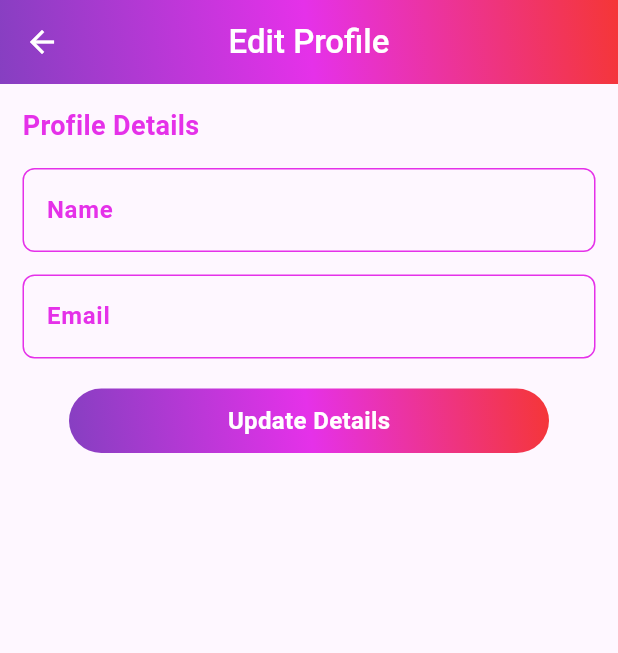
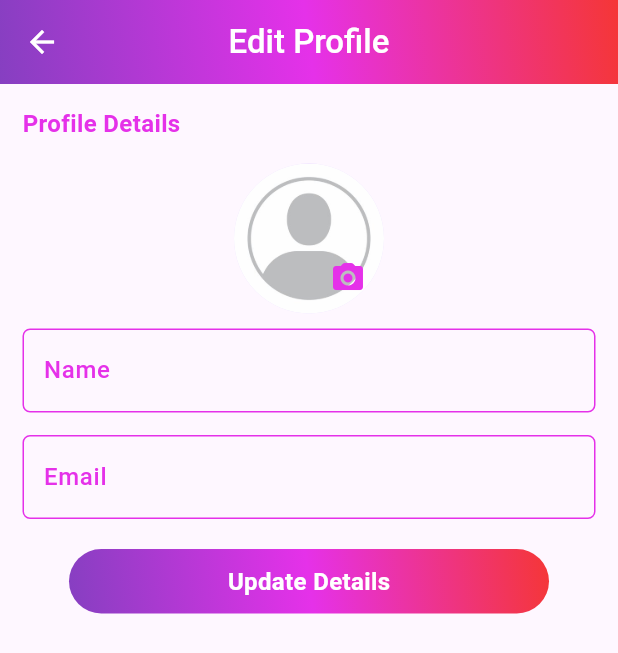
Before and after one commit to ammardev99/Skills_Rewards_App, a Flutter app: the screen it shows after launch, item 4 of the bottom bar chosen, after a tap on "Student Name", on a phone screen of 412 x 824 dp. Shown: the top 653 px of the screen. Run offline on Flutter 3.47's test engine with Material 3 defaults, Android fonts, the phone set to English and light mode, and no system bars; our stand-ins replace carousel_slider, curved_navigation_bar, image_picker, smooth_page_indicator, youtube_player_flutter.

Commit message:
first commit app ui

```diff
--- a/lib/Screens/components/assets.dart
+++ b/lib/Screens/components/assets.dart
@@ -1,4 +1,3 @@
-
 import 'package:flutter/material.dart';
 
 Color primaryColor = const Color(0xFF863FC1);
@@ -11,7 +10,9 @@ primaryColorBtn() {
   );
 }
 
-Widget heading1(String txt,   Color color,
+Widget heading1(
+  String txt,
+  Color color,
 ) {
   return Text(
     txt,
@@ -39,23 +40,27 @@ Widget subHeading(
   );
 }
 
-
 InputDecoration inputStyle(String label, String hint) {
   return InputDecoration(
       labelText: label,
-    labelStyle: TextStyle(fontWeight: FontWeight.bold, color: secondaryColor),
       hintText: hint,
+      alignLabelWithHint: true,
+      labelStyle: TextStyle(fontWeight: FontWeight.w500, color: secondaryColor),
+      contentPadding: const EdgeInsets.symmetric(vertical: 16, horizontal: 10),
       border: OutlineInputBorder(
-      borderRadius: BorderRadius.circular(8),
+        borderRadius: BorderRadius.circular(5),
+        borderSide: BorderSide(color: secondaryColor),
       ),
       focusedBorder: OutlineInputBorder(
-        borderRadius: BorderRadius.circular(8),
+          borderRadius: BorderRadius.circular(5),
           borderSide: BorderSide(color: primaryColor)),
       enabledBorder: OutlineInputBorder(
-      borderRadius: BorderRadius.circular(8),
+        borderRadius: BorderRadius.circular(5),
         borderSide: BorderSide(color: secondaryColor),
       ),
       focusColor: secondaryColor,
       hoverColor: secondaryColor,
-  );
+      errorBorder: const OutlineInputBorder(
+        borderSide: BorderSide(color: Colors.red),
+      ));
 }
--- a/lib/Screens/edit_profile.dart
+++ b/lib/Screens/edit_profile.dart
@@ -1,7 +1,8 @@
-
+// import 'package:flutter/cupertino.dart';
 import 'package:flutter/material.dart';
 import 'package:skills_rewards/Screens/components/assets.dart';
 import 'package:skills_rewards/Screens/components/widgets.dart';
+import 'package:image_picker/image_picker.dart';
 
 class EditProfile extends StatefulWidget {
   const EditProfile({super.key});
@@ -13,8 +14,18 @@ class EditProfile extends StatefulWidget {
 final _formkey = GlobalKey<FormState>();
 
 class _EditProfileState extends State<EditProfile> {
+  final TextEditingController _emailI = TextEditingController();
   final TextEditingController _nameI = TextEditingController();
-  final TextEditingController _emailI = TextEditingController();
+  XFile? _imageFile;
+  final ImagePicker _picker = ImagePicker();
+
+  void takePhoto(ImageSource source) async {
+    final pickedFile = await _picker.pickImage(source: source);
+    setState(() {
+      _imageFile = pickedFile;
+    });
+  }
+
   @override
   Widget build(BuildContext context) {
     return Scaffold(
@@ -38,8 +49,30 @@ class _EditProfileState extends State<EditProfile> {
                     children: [
                       Align(
                           alignment: Alignment.topLeft,
-                          child: heading1("Profile Details", secondaryColor)),
+                          child: heading("Profile Details", secondaryColor)),
                       sizeBox(0, 15),
+                      Stack(
+                        children: [
+                          const CircleAvatar(
+                            backgroundImage:
+                                AssetImage('assets/images/profile.jpg'),
+                            maxRadius: 50,
+                          ),
+                          Positioned(
+                              bottom: 0,
+                              right: 0,
+                              child: IconButton(
+                                  onPressed: () {
+                                    showModalBottomSheet(
+                                        context: context,
+                                        builder: (context) => cameraOption());
+                                    // print(_imageFile);
+                                  },
+                                  icon: Icon(Icons.camera_alt_rounded,
+                                      color: secondaryColor)))
+                        ],
+                      ),
+                      sizeBox(0, 10),
                       TextFormField(
                         controller: _nameI,
                         decoration: inputStyle('Name', 'Enter Your Name'),
@@ -66,20 +99,19 @@ class _EditProfileState extends State<EditProfile> {
                       InkWell(
                         child: Container(
                             width: 320,
-                          padding: const EdgeInsets.symmetric(horizontal: 50, vertical: 10),
+                            padding: const EdgeInsets.symmetric(
+                                horizontal: 50, vertical: 10),
                             decoration: BoxDecoration(
                                 borderRadius: BorderRadius.circular(100),
-                            gradient: myGradient()
-                          ),
-                          child: Center(child: heading("Update Details", Colors.white))
-                          ),
-                        onTap: (){
+                                gradient: myGradient()),
+                            child: Center(
+                                child:
+                                    heading("Update Details", Colors.white))),
+                        onTap: () {
                           if (_formkey.currentState!.validate()) {
-                              ScaffoldMessenger.of(context)
-                                  .showSnackBar(SnackBar(
+                            ScaffoldMessenger.of(context).showSnackBar(SnackBar(
                               content: Container(
-                                  margin:
-                                      const EdgeInsets.symmetric(vertical: 5),
+                                margin: const EdgeInsets.symmetric(vertical: 5),
                                 decoration: BoxDecoration(
                                   color: Colors.white,
                                   border: Border.all(
@@ -92,7 +124,8 @@ class _EditProfileState extends State<EditProfile> {
                                     style: const TextStyle(
                                         fontWeight: FontWeight.w600),
                                   ),
-                                    subtitle: Text(_emailI.text),
+                                  subtitle: Text(
+                                      _emailI.text + _imageFile.toString()),
                                   trailing: const Icon(
                                     Icons.check_circle_outline_rounded,
                                     color: Color(0xFFE531E9),
@@ -104,49 +137,42 @@ class _EditProfileState extends State<EditProfile> {
                         },
                       ),
 
-
-
-                      // ElevatedButton(
-                      //     style: const ButtonStyle(
-                      //         backgroundColor:
-                      //             MaterialStatePropertyAll(Color(0xFFE531E9))),
-                      //     onPressed: () {
-                      //       if (_formkey.currentState!.validate()) {
-                      //         ScaffoldMessenger.of(context)
-                      //             .showSnackBar(SnackBar(
-                      //           content: Container(
-                      //             margin:
-                      //                 const EdgeInsets.symmetric(vertical: 5),
-                      //             decoration: BoxDecoration(
-                      //               color: Colors.white,
-                      //               border: Border.all(
-                      //                   width: 1, color: Colors.black12),
-                      //               borderRadius: BorderRadius.circular(8),
-                      //             ),
-                      //             child: ListTile(
-                      //               title: Text(
-                      //                 _nameI.text,
-                      //                 style: const TextStyle(
-                      //                     fontWeight: FontWeight.w600),
-                      //               ),
-                      //               subtitle: Text(_emailI.text),
-                      //               trailing: const Icon(
-                      //                 Icons.check_circle_outline_rounded,
-                      //                 color: Color(0xFFE531E9),
-                      //               ),
-                      //             ),
-                      //           ),
-                      //         ));
-                      //       }
-                      //     },
-                      //     child: const Text(
-                      //       "Update",
-                      //       style: TextStyle(color: Colors.white),
-                      //     )),
                     ],
                   ),
                 ))
           ],
         ));
   }
+
+  Widget cameraOption() {
+    return Container(
+      margin: const EdgeInsets.all(8),
+      height: 100,
+      width: MediaQuery.of(context).size.width,
+      child: Column(
+        children: [
+          sizeBox(0, 10),
+          heading("Choose Profile Photo", secondaryColor),
+          sizeBox(0, 10),
+          Row(
+            mainAxisAlignment: MainAxisAlignment.spaceEvenly,
+            children: [
+              IconButton(
+                onPressed: () {
+                  takePhoto(ImageSource.camera);
+                },
+                icon: const Icon(Icons.camera_alt_rounded),
+              ),
+              IconButton(
+                onPressed: () {
+                  takePhoto(ImageSource.gallery);
+                },
+                icon: const Icon(Icons.file_present_rounded),
+              ),
+            ],
+          )
+        ],
+      ),
+    );
   }
+}
--- a/lib/Screens/explore.dart
+++ b/lib/Screens/explore.dart
@@ -6,18 +6,12 @@ import 'package:smooth_page_indicator/smooth_page_indicator.dart';
 
 class Explore extends StatefulWidget {
   const Explore({super.key});
+
   @override
   State<Explore> createState() => _ExploreState();
 }
 
 class _ExploreState extends State<Explore> {
-  int currentIndex = 0;
-  final sliderImages = [
-    Image.asset('assets/images/banner.png'),
-    Image.asset('assets/images/card.jpg'),
-    Image.asset('assets/images/banner.png'),
-    Image.asset('assets/images/card.jpg'),
-  ];
   final List<String> coursesName = [
     'Web Development',
     'App Development',
@@ -27,7 +21,20 @@ class _ExploreState extends State<Explore> {
     'C++ Programming'
   ];
 
+  int currentIndex = 0;
+  final sliderImages = [
+    Image.asset('assets/images/banner1.png'),
+    Image.asset('assets/images/banner2.png'),
+    Image.asset('assets/images/banner3.png'),
+    Image.asset('assets/images/banner4.png'),
+    Image.asset('assets/images/banner5.png'),
+    Image.asset('assets/images/banner6.png'),
+    Image.asset('assets/images/banner7.png'),
+    Image.asset('assets/images/banner8.png'),
+  ];
+
   int sliderIndex = 0;
+
   @override
   Widget build(BuildContext context) {
     return Scaffold(
@@ -42,15 +49,21 @@ class _ExploreState extends State<Explore> {
               width: MediaQuery.of(context).size.width,
               decoration: BoxDecoration(
                 gradient: myGradient(),
+                boxShadow: const [
+                  BoxShadow(
+                    color: Colors.black45,
+                    blurRadius: 5,
+                    spreadRadius: 3,
+                  ),
+                ],
               ),
               child: Column(
                 children: [
                   CarouselSlider(
                     items: sliderImages,
                     options: CarouselOptions(
-                      height: 180,
-                      // autoPlayCurve: Curves.fastOutSlowIn,
-                      autoPlayInterval: const Duration(seconds: 2),
+                      height: 160,
+                      autoPlayInterval: const Duration(seconds: 4),
                       autoPlayCurve: Curves.easeInOutCirc,
                       enlargeCenterPage: true,
                       autoPlay: true,
@@ -62,15 +75,13 @@ class _ExploreState extends State<Explore> {
                       },
                     ),
                   ),
-                  sizeBox(0, 10),
+                  sizeBox(0, 5),
                   AnimatedSmoothIndicator(
                     activeIndex: sliderIndex,
                     count: sliderImages.length,
                     effect: const WormEffect(
                       dotHeight: 10,
                       dotWidth: 10,
-                      // spacing: 10,
-                      // paintStyle: PaintingStyle.fill,
                       dotColor: Colors.white24,
                       activeDotColor: Colors.white54,
                     ),
@@ -99,14 +110,9 @@ class _ExploreState extends State<Explore> {
             courseCard(coursesName[4], "assets/course_images/wordpress.png",
                 context, const CourseIntro()),
             sizeBox(0, 8),
-            courseCard("Flutter", "assets/course_images/c++.png", context,
-                const CourseIntro()),
-            sizeBox(0, 8),
             courseCard(coursesName[5], "assets/course_images/c++.png", context,
                 const CourseIntro()),
-            sizeBox(0, 8),
-            courseCard(coursesName[5], "assets/course_images/c++.png", context,
-                const CourseIntro()),
+            sizeBox(0, 70),
           ],
         ),
       ),
@@ -140,5 +146,4 @@ class _ExploreState extends State<Explore> {
               //       ],
               //     ),
               // child: const Text("data")
-
               // )
--- a/lib/Screens/learning/learning.dart
+++ b/lib/Screens/learning/learning.dart
@@ -91,7 +91,7 @@ class _LearningState extends State<Learning> {
 
               sizeBox(0, 10),
 
-              courseCard("Web Development", "/assets/course_images/web.png",
+              courseCard("Web Development", "assets/course_images/web.png",
                   context, const CourseModules())
             ],
           )),
--- a/lib/Screens/profile.dart
+++ b/lib/Screens/profile.dart
@@ -1,6 +1,5 @@
 import 'package:flutter/material.dart';
 import 'package:skills_rewards/Screens/admin/add_course.dart';
-import 'package:skills_rewards/Screens/components/assets.dart';
 import 'package:skills_rewards/Screens/components/widgets.dart';
 import 'package:skills_rewards/Screens/edit_profile.dart';
 import 'package:skills_rewards/Screens/socail_media.dart';
@@ -48,33 +47,35 @@ class Profile extends StatelessWidget {
                   ),
                   onTap: () {
                     Navigator.push(
-          context, MaterialPageRoute(builder: (context) => const EditProfile()));
+                        context,
+                        MaterialPageRoute(
+                            builder: (context) => const EditProfile()));
 
                     // EditProfile();
                   },
                 ),
               ),
             )),
-        menuOption(
-          const Icon(Icons.favorite_border_rounded),
-          'My Favorite',
-          context,
-        ),
-        menuOption(
-          const Icon(Icons.assignment_outlined),
-          'CV | Resume',
-          context,
-        ),
+        // menuOption(
+        //   const Icon(Icons.favorite_border_rounded),
+        //   'My Favorite',
+        //   context,
+        // ),
+        // menuOption(
+        //   const Icon(Icons.assignment_outlined),
+        //   'CV | Resume',
+        //   context,
+        // ),
         menuOption(
           const Icon(Icons.card_giftcard_rounded),
           'Donate',
           context,
         ),
-        menuOption(
-          const Icon(Icons.history),
-          'History',
-          context,
-        ),
+        // menuOption(
+        //   const Icon(Icons.history),
+        //   'History',
+        //   context,
+        // ),
         menuOption(
           const Icon(Icons.support_agent_rounded),
           'Help',
@@ -86,14 +87,13 @@ class Profile extends StatelessWidget {
           context,
         ),
         menuOption(
-            Icon(
+            const Icon(
               Icons.account_tree_outlined,
-              color: secondaryColor,
             ),
             'Community',
             context,
             const SocailMedia()),
-        menuOption(Icon(Icons.bookmark_add_outlined, color: secondaryColor),
+        menuOption(const Icon(Icons.bookmark_add_outlined),
             'Add Course', context, const AddCourse()),
         menuOption(
           const Icon(Icons.logout),
```
Also changed, not shown: lib/Screens/admin/add_course.dart (+101 -34 lines), pubspec.yaml (+11 -13 lines), assets/images/banner1.png (added), assets/images/banner2.png (added), assets/images/banner3.png (added), assets/images/banner4.png (added), assets/images/banner5.png (added), assets/images/banner6.png (added), assets/images/banner7.png (added), assets/images/banner8.png (added), assets/images/default_img.jpeg (added), pubspec.lock, 5 other files. Lines whose indentation alone changed are shown as unchanged.
